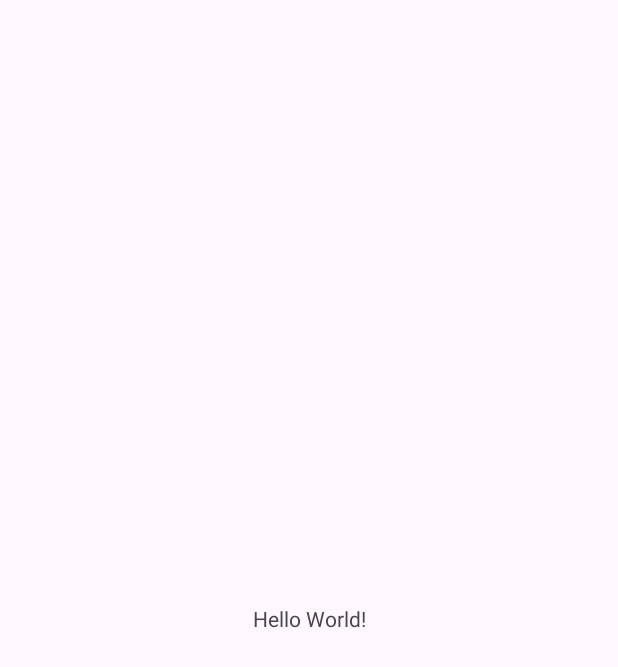
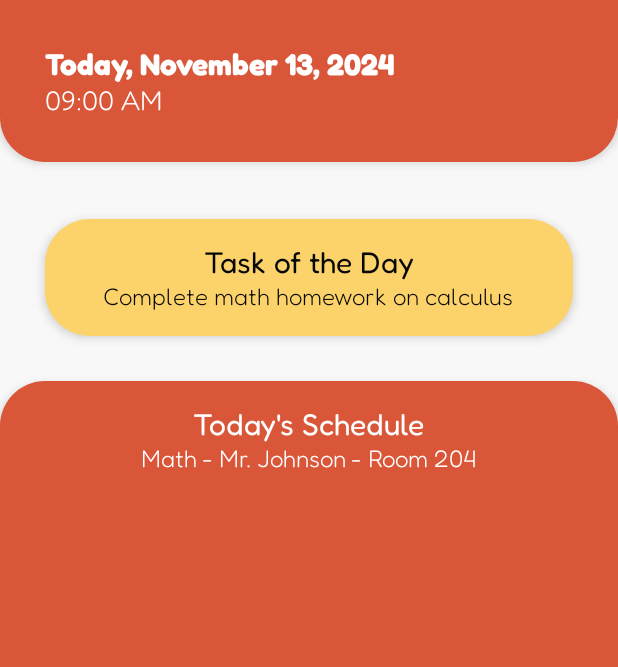
Before and after one commit to year-3-projects-cti/MDAD, an Android app: the screen it shows after launch (MainActivity), on a phone screen of 412 x 824 dp. Before the commit the part shown is almost empty. Shown: the top 667 px of the screen. Run offline under Robolectric (Android 15) with nearby library versions, the phone set to English and light mode, and no system bars.

Commit message:
FirstPage initial design

```diff
--- a/app/src/main/java/com/example/taskit/MainActivity.kt
+++ b/app/src/main/java/com/example/taskit/MainActivity.kt
@@ -1,19 +1,22 @@
 package com.example.taskit
 
 import android.os.Bundle
-import androidx.activity.enableEdgeToEdge
 import androidx.appcompat.app.AppCompatActivity
 import androidx.core.view.ViewCompat
+import androidx.core.view.WindowCompat
 import androidx.core.view.WindowInsetsCompat
 
 class MainActivity : AppCompatActivity() {
     override fun onCreate(savedInstanceState: Bundle?) {
         super.onCreate(savedInstanceState)
-        enableEdgeToEdge()
+        // Set edge-to-edge layout
+        WindowCompat.setDecorFitsSystemWindows(window, false)
         setContentView(R.layout.activity_main)
-        ViewCompat.setOnApplyWindowInsetsListener(findViewById(R.id.main)) { v, insets ->
+
+        // Apply window insets to allow the layout to extend into system bars (status and navigation bars)
+        ViewCompat.setOnApplyWindowInsetsListener(findViewById(R.id.main)) { view, insets ->
             val systemBars = insets.getInsets(WindowInsetsCompat.Type.systemBars())
-            v.setPadding(systemBars.left, systemBars.top, systemBars.right, systemBars.bottom)
+            view.setPadding(systemBars.left, systemBars.top, systemBars.right, systemBars.bottom)
             insets
         }
     }
--- /dev/null
+++ b/app/src/main/res/drawable/bottom_shape.xml
@@ -0,0 +1,20 @@
+<shape
+    xmlns:android="http://schemas.android.com/apk/res/android"
+    android:shape="rectangle"   >
+
+    <solid
+        android:color="#FFFFFF" >
+    </solid>
+
+    <padding
+        android:bottom="5dp"    >
+    </padding>
+
+    <corners
+        android:radius="0dp"
+        android:topLeftRadius="30dp"
+        android:topRightRadius="30dp"
+        >
+    </corners>
+
+</shape>
--- /dev/null
+++ b/app/src/main/res/drawable/mid_shape.xml
@@ -0,0 +1,22 @@
+<shape
+    xmlns:android="http://schemas.android.com/apk/res/android"
+    android:shape="rectangle"   >
+
+    <solid
+        android:color="#FFFFFF" >
+    </solid>
+
+    <padding
+        android:bottom="5dp"
+        android:left="5dp"
+        android:right="5dp"
+        android:top="5dp"
+        >
+    </padding>
+
+    <corners
+        android:radius="30dp"
+        >
+    </corners>
+
+</shape>
--- /dev/null
+++ b/app/src/main/res/drawable/top_shape.xml
@@ -0,0 +1,20 @@
+<shape
+    xmlns:android="http://schemas.android.com/apk/res/android"
+    android:shape="rectangle"   >
+
+    <solid
+        android:color="#FFFFFF" >
+    </solid>
+
+    <padding
+        android:bottom="5dp"    >
+    </padding>
+
+    <corners
+        android:radius="0dp"
+        android:bottomLeftRadius="30dp"
+        android:bottomRightRadius="30dp"
+        >
+    </corners>
+
+</shape>
--- /dev/null
+++ b/app/src/main/res/font/fredoka.xml
@@ -0,0 +1,23 @@
+<!-- res/font/fredoka.xml -->
+<font-family xmlns:android="http://schemas.android.com/apk/res/android">
+    <font
+        android:fontStyle="normal"
+        android:fontWeight="400"
+        android:font="@font/fredoka_regular" />
+    <font
+        android:fontStyle="normal"
+        android:fontWeight="500"
+        android:font="@font/fredoka_medium" />
+    <font
+        android:fontStyle="normal"
+        android:fontWeight="700"
+        android:font="@font/fredoka_bold" />
+    <font
+        android:fontStyle="normal"
+        android:fontWeight="700"
+        android:font="@font/fredoka_condensedlight" />
+    <font
+        android:fontStyle="normal"
+        android:fontWeight="300"
+        android:font="@font/fredoka_light" />
+</font-family>
--- a/app/src/main/res/layout/activity_main.xml
+++ b/app/src/main/res/layout/activity_main.xml
@@ -1,19 +1,119 @@
 <?xml version="1.0" encoding="utf-8"?>
-<androidx.constraintlayout.widget.ConstraintLayout xmlns:android="http://schemas.android.com/apk/res/android"
-    xmlns:app="http://schemas.android.com/apk/res-auto"
-    xmlns:tools="http://schemas.android.com/tools"
-    android:id="@+id/main"
+<LinearLayout
+    xmlns:android="http://schemas.android.com/apk/res/android"
     android:layout_width="match_parent"
     android:layout_height="match_parent"
-    tools:context=".MainActivity">
+    android:id="@+id/main"
+    android:orientation="vertical"
+    android:background="#f8f8f8"
+    >
 
-    <TextView
-        android:layout_width="wrap_content"
+    <!-- Top Section: Calendar (Current Date, Time etc.) -->
+
+    <!-- Mid Section: Task of the Day (Title and very short description) -->
+    <LinearLayout
+        android:id="@+id/top_section"
+        android:layout_width="match_parent"
         android:layout_height="wrap_content"
-        android:text="Hello World!"
-        app:layout_constraintBottom_toBottomOf="parent"
-        app:layout_constraintEnd_toEndOf="parent"
-        app:layout_constraintStart_toStartOf="parent"
-        app:layout_constraintTop_toTopOf="parent" />
+        android:layout_gravity="center"
+        android:layout_marginBottom="8dp"
+        android:background="@drawable/top_shape"
+        android:backgroundTint="@color/orange"
+        android:elevation="4dp"
+        android:orientation="vertical"
+        android:padding="30dp">
 
-</androidx.constraintlayout.widget.ConstraintLayout>
+
+        <TextView
+            android:id="@+id/calendar_date"
+            android:layout_width="wrap_content"
+            android:layout_height="wrap_content"
+            android:fontFamily="@font/fredoka_bold"
+            android:text="Today, November 13, 2024"
+            android:textColor="#ffffff"
+            android:textSize="20sp" />
+
+        <TextView
+            android:id="@+id/calendar_time"
+            android:layout_width="wrap_content"
+            android:layout_height="wrap_content"
+            android:fontFamily="@font/fredoka_light"
+            android:text="09:00 AM"
+            android:textColor="#ffffff"
+            android:textSize="18sp" />
+
+    </LinearLayout>
+
+    <LinearLayout
+        android:id="@+id/mid_section"
+        android:layout_width="match_parent"
+        android:layout_height="wrap_content"
+        android:background="@drawable/mid_shape"
+        android:backgroundTint="@color/yellow"
+        android:orientation="vertical"
+        android:padding="16dp"
+        android:layout_marginBottom="8dp"
+        android:elevation="4dp"
+        android:layout_gravity="center"
+        android:shape="rectangle"
+        android:layout_margin="30dp">
+
+        <TextView
+            android:id="@+id/task_title"
+            android:layout_width="wrap_content"
+            android:layout_height="wrap_content"
+            android:layout_gravity="center"
+            android:fontFamily="@font/fredoka_regular"
+            android:text="Task of the Day"
+            android:textColor="#070707"
+            android:textSize="20sp" />
+
+        <TextView
+            android:id="@+id/task_description"
+            android:layout_width="wrap_content"
+            android:layout_height="wrap_content"
+            android:layout_gravity="center"
+            android:fontFamily="@font/fredoka_light"
+            android:text="Complete math homework on calculus"
+            android:textColor="#070707"
+            android:textSize="16sp" />
+
+    </LinearLayout>
+
+    <!-- Bottom Section: Schedule of the Day (Class, Teacher, Location etc.) -->
+    <LinearLayout
+        android:id="@+id/bottom_section"
+        android:layout_width="match_parent"
+        android:layout_height="wrap_content"
+        android:layout_weight="1"
+        android:background="@drawable/bottom_shape"
+        android:backgroundTint="@color/orange"
+        android:orientation="vertical"
+        android:padding="16dp"
+        android:elevation="4dp"
+        android:layout_gravity="center"
+        android:shape="rectangle">
+
+        <TextView
+            android:id="@+id/schedule_title"
+            android:layout_width="wrap_content"
+            android:layout_height="wrap_content"
+            android:text="Today's Schedule"
+            android:textColor="#ffffff"
+            android:textSize="20sp"
+            android:fontFamily="@font/fredoka_regular"
+            android:layout_gravity="center"/>
+
+        <TextView
+            android:id="@+id/schedule_details"
+            android:layout_width="wrap_content"
+            android:layout_height="wrap_content"
+            android:text="Math - Mr. Johnson - Room 204"
+            android:textColor="#ffffff"
+            android:textSize="16sp"
+            android:fontFamily="@font/fredoka_light"
+            android:layout_gravity="center"/>
+
+    </LinearLayout>
+
+</LinearLayout>
--- a/app/src/main/res/values/colors.xml
+++ b/app/src/main/res/values/colors.xml
@@ -1,5 +1,7 @@
 <?xml version="1.0" encoding="utf-8"?>
 <resources>
-    <color name="black">#FF000000</color>
-    <color name="white">#FFFFFFFF</color>
+    <color name="black">#070707</color>
+    <color name="white">#f8f8f8</color>
+    <color name="orange">#d95639</color>
+    <color name="yellow">#fcd36a</color>
 </resources>
```
Also changed, not shown: app/src/main/res/font/fredoka_bold.ttf (added), app/src/main/res/font/fredoka_condensedlight.ttf (added), app/src/main/res/font/fredoka_font.ttf (added), app/src/main/res/font/fredoka_light.ttf (added), app/src/main/res/font/fredoka_medium.ttf (added), app/src/main/res/font/fredoka_regular.ttf (added).
